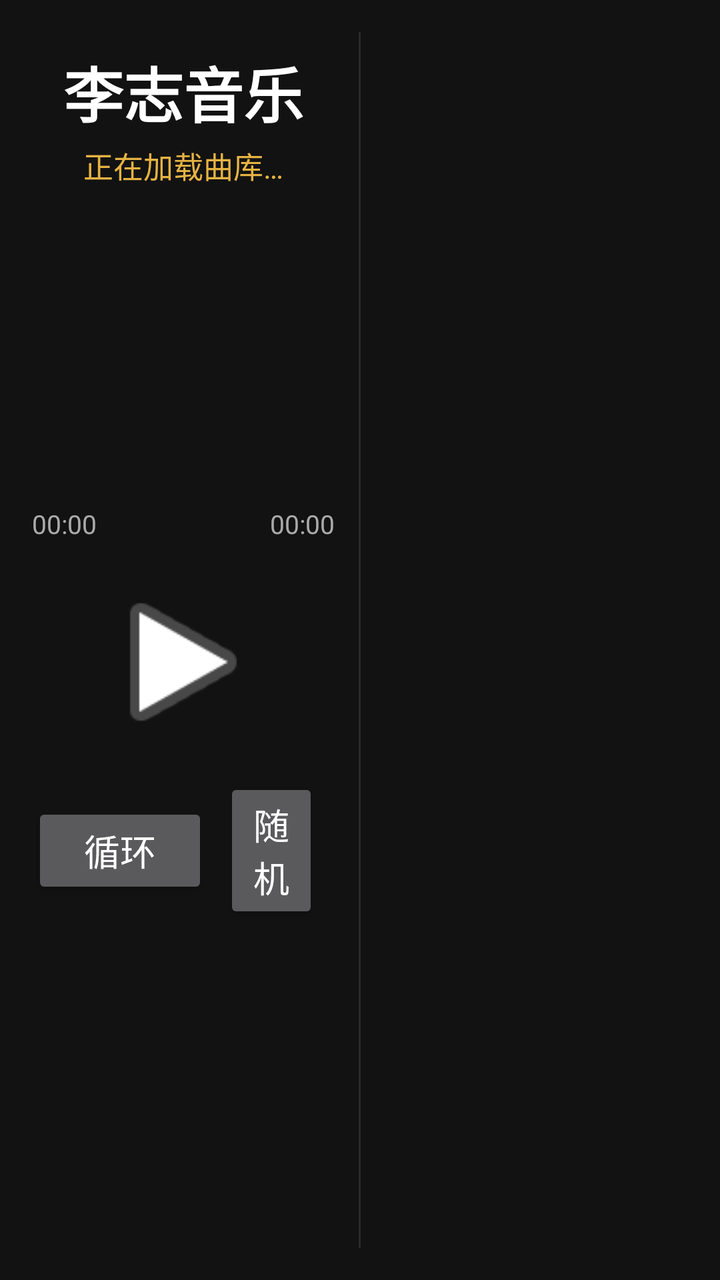
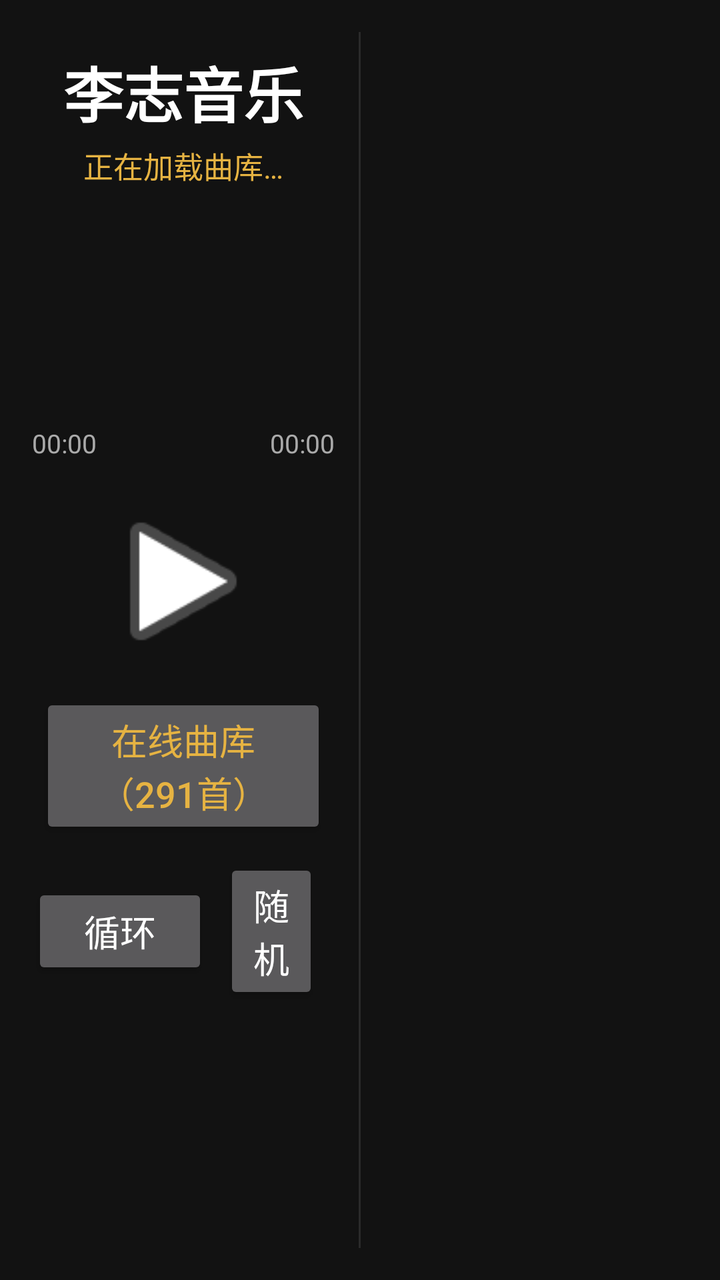

Compare the two renders of this Android layout. The source of the first and the diff that turns it into the second are given below.
<!-- AndroidManifest.xml: application theme AppTheme -->
<!-- res/layout/activity_main.xml -->
<?xml version="1.0" encoding="utf-8"?>
<LinearLayout xmlns:android="http://schemas.android.com/apk/res/android"
    android:layout_width="match_parent"
    android:layout_height="match_parent"
    android:orientation="horizontal"
    android:background="@color/bg"
    android:padding="16dp">

    
    <LinearLayout
        android:layout_width="0dp"
        android:layout_height="match_parent"
        android:layout_weight="1"
        android:orientation="vertical">

        <TextView
            android:id="@+id/tvTitle"
            android:layout_width="match_parent"
            android:layout_height="wrap_content"
            android:text="@string/app_name"
            android:textColor="@color/text_primary"
            android:textSize="30sp"
            android:textStyle="bold"
            android:gravity="center"
            android:layout_marginTop="8dp" />

        <TextView
            android:id="@+id/tvStatus"
            android:layout_width="match_parent"
            android:layout_height="wrap_content"
            android:text="@string/initializing"
            android:textColor="@color/accent"
            android:textSize="15sp"
            android:gravity="center"
            android:layout_marginTop="4dp" />

        <Space
            android:layout_width="match_parent"
            android:layout_height="0dp"
            android:layout_weight="1" />

        <SeekBar
            android:id="@+id/seekBar"
            android:layout_width="match_parent"
            android:layout_height="wrap_content"
            android:enabled="false" />

        <LinearLayout
            android:layout_width="match_parent"
            android:layout_height="wrap_content"
            android:orientation="horizontal">

            <TextView
                android:id="@+id/tvPos"
                android:layout_width="wrap_content"
                android:layout_height="wrap_content"
                android:text="00:00"
                android:textColor="@color/text_secondary"
                android:textSize="13sp" />

            <TextView
                android:layout_width="0dp"
                android:layout_height="wrap_content"
                android:layout_weight="1" />

            <TextView
                android:id="@+id/tvDur"
                android:layout_width="wrap_content"
                android:layout_height="wrap_content"
                android:text="00:00"
                android:textColor="@color/text_secondary"
                android:textSize="13sp" />
        </LinearLayout>

        <LinearLayout
            android:layout_width="match_parent"
            android:layout_height="wrap_content"
            android:orientation="horizontal"
            android:gravity="center"
            android:layout_marginTop="8dp">

            <ImageButton
                android:id="@+id/btnPrev"
                android:layout_width="72dp"
                android:layout_height="72dp"
                android:layout_margin="8dp"
                android:src="@android:drawable/ic_media_previous"
                android:background="?android:attr/selectableItemBackground"
                android:contentDescription="上一首" />

            <ImageButton
                android:id="@+id/btnPlay"
                android:layout_width="88dp"
                android:layout_height="88dp"
                android:layout_margin="8dp"
                android:src="@android:drawable/ic_media_play"
                android:background="?android:attr/selectableItemBackground"
                android:contentDescription="播放/暂停" />

            <ImageButton
                android:id="@+id/btnNext"
                android:layout_width="72dp"
                android:layout_height="72dp"
                android:layout_margin="8dp"
                android:src="@android:drawable/ic_media_next"
                android:background="?android:attr/selectableItemBackground"
                android:contentDescription="下一首" />
        </LinearLayout>

        <LinearLayout
            android:layout_width="match_parent"
            android:layout_height="wrap_content"
            android:orientation="horizontal"
            android:gravity="center"
            android:layout_marginTop="2dp">

            <Button
                android:id="@+id/btnRepeat"
                style="@style/CtrlBtn"
                android:layout_width="wrap_content"
                android:layout_height="wrap_content"
                android:text="@string/repeat" />

            <Button
                android:id="@+id/btnShuffle"
                style="@style/CtrlBtn"
                android:layout_width="wrap_content"
                android:layout_height="wrap_content"
                android:text="@string/shuffle" />

            <Button
                android:id="@+id/btnExit"
                style="@style/CtrlBtn"
                android:layout_width="wrap_content"
                android:layout_height="wrap_content"
                android:text="@string/exit"
                android:textColor="#FF6B57" />
        </LinearLayout>

        <Space
            android:layout_width="match_parent"
            android:layout_height="0dp"
            android:layout_weight="1" />
    </LinearLayout>

    
    <View
        android:layout_width="1dp"
        android:layout_height="match_parent"
        android:layout_marginStart="12dp"
        android:layout_marginEnd="12dp"
        android:background="#2A2A2A" />

    
    <ListView
        android:id="@+id/listSongs"
        android:layout_width="0dp"
        android:layout_height="match_parent"
        android:layout_weight="1"
        android:divider="#2A2A2A"
        android:dividerHeight="1dp" />
</LinearLayout>
<!-- resources referenced by this layout -->
<resources>
  <color name="accent">#E6B342</color>
  <color name="bg">#121212</color>
  <color name="text_primary">#FFFFFF</color>
  <color name="text_secondary">#AAAAAA</color>
  <string name="app_name">李志音乐</string>
  <string name="exit">退出</string>
  <string name="initializing">正在加载曲库…</string>
  <string name="repeat">循环</string>
  <string name="shuffle">随机</string>
  <style name="CtrlBtn" parent="android:Widget.Material.Button">
          <item name="android:textColor">@color/text_primary</item>
          <item name="android:textSize">18sp</item>
          <item name="android:layout_margin">4dp</item>
      </style>
  <style name="AppTheme" parent="android:Theme.Material.NoActionBar">
          <item name="android:windowBackground">@color/bg</item>
          <item name="android:colorBackground">@color/bg</item>
          <item name="android:textColorPrimary">@color/text_primary</item>
          <item name="android:textColorSecondary">@color/text_secondary</item>
          <item name="android:colorAccent">@color/accent</item>
      </style>
</resources>

<!-- the commit's change to res/layout/activity_main.xml (unified diff, before → after) -->
@@ -107,6 +107,15 @@
                 android:contentDescription="下一首" />
         </LinearLayout>
 
+        <Button
+            android:id="@+id/btnOnline"
+            style="@style/CtrlBtn"
+            android:layout_width="wrap_content"
+            android:layout_height="wrap_content"
+            android:layout_gravity="center_horizontal"
+            android:text="在线曲库（291首）"
+            android:textColor="@color/accent" />
+
         <LinearLayout
             android:layout_width="match_parent"
             android:layout_height="wrap_content"
